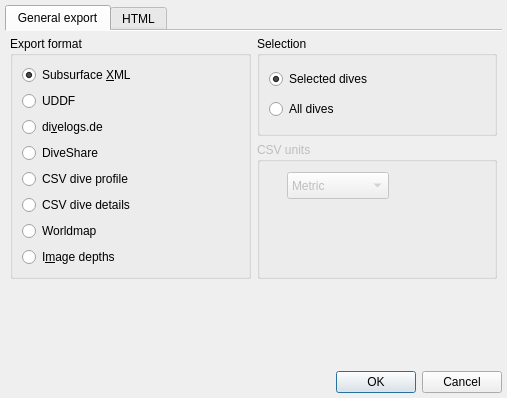
First picture: the form in desktop-widgets/divelogexportdialog.ui, repository subsurface/subsurface, before the edit.
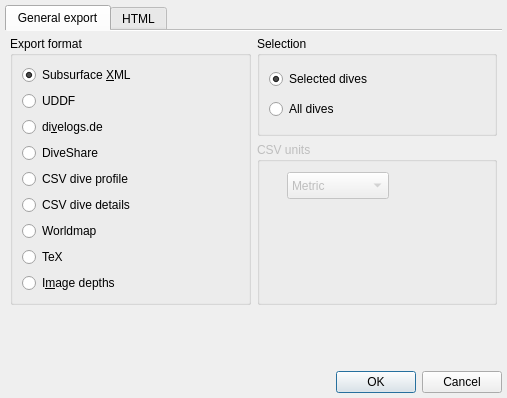
Second picture: the form after the edit. Icons and pictures are not drawn.

Commit message:
Export to TeX file initialized
This does the basic export as a TeX file including a template.

It still lacks proper location parsing.

Diff of the .ui file:
```diff
--- a/desktop-widgets/divelogexportdialog.ui
+++ b/desktop-widgets/divelogexportdialog.ui
@@ -191,6 +191,16 @@
             </attribute>
            </widget>
           </item>
+          <item>
+           <widget class="QRadioButton" name="exportTeX">
+            <property name="text">
+             <string>TeX</string>
+            </property>
+            <attribute name="buttonGroup">
+             <string notr="true">exportGroup</string>
+            </attribute>
+           </widget>
+          </item>
           <item>
            <widget class="QRadioButton" name="exportImageDepths">
             <property name="text">
```
Left out of the diff: 2 changed lines with no effect on the pictures. The commit also changes 3 other files.
